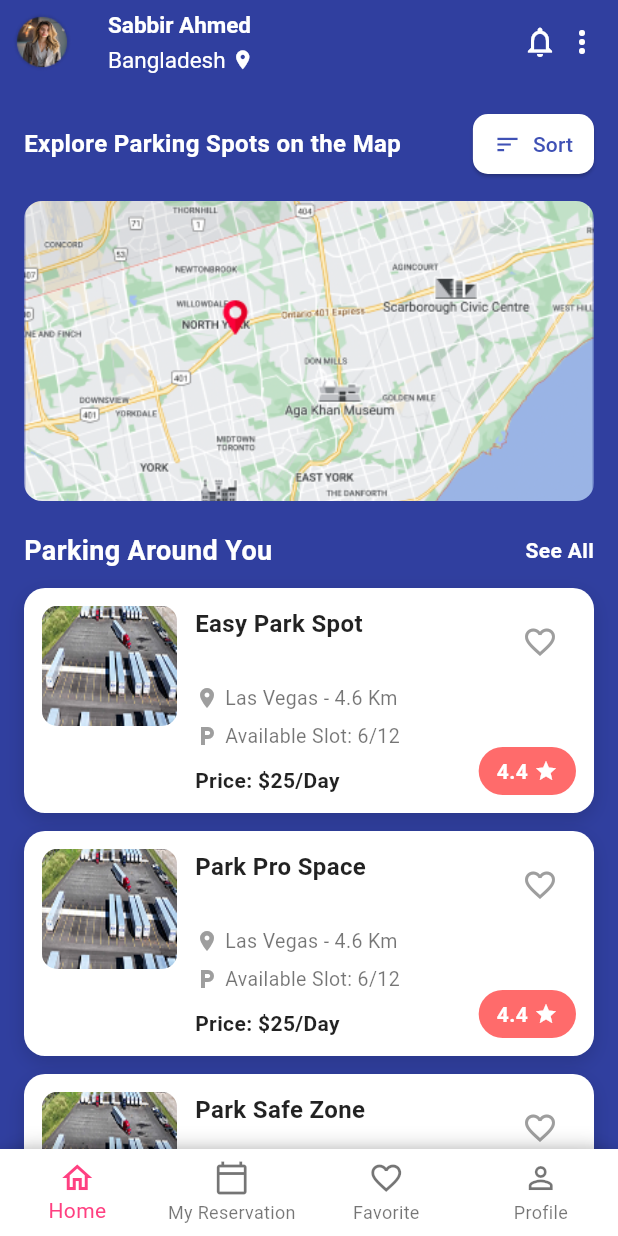
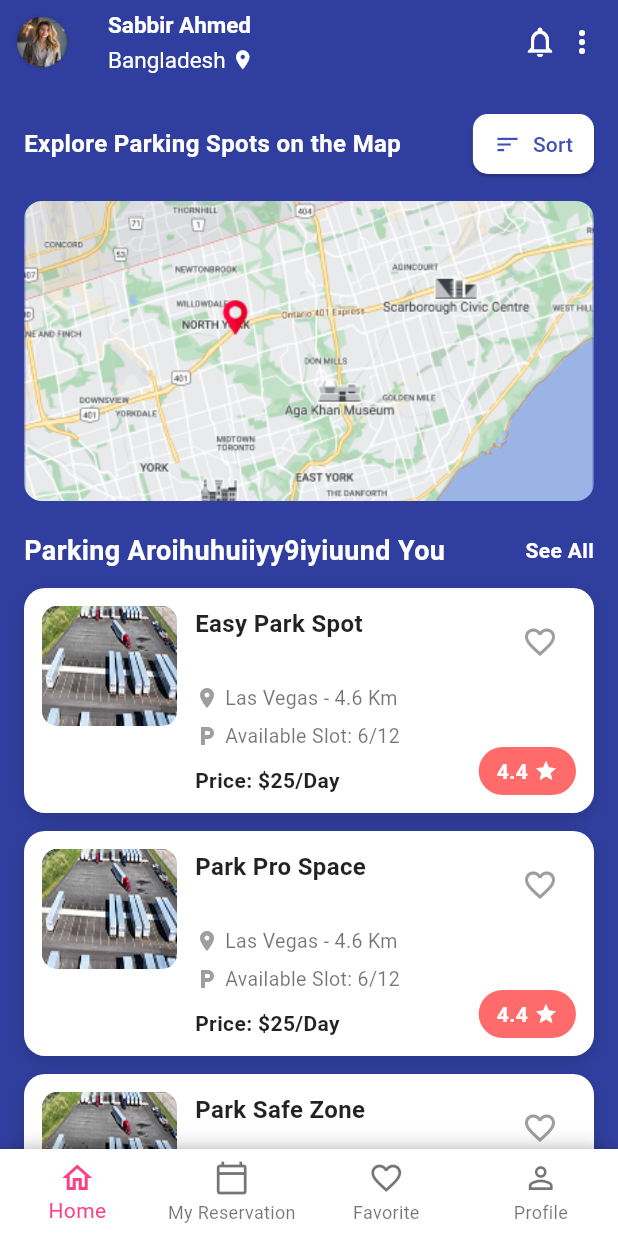
Before and after one commit to linconchondroroy/car_parking, a Flutter app: the screen it shows after launch, on a phone screen of 412 x 824 dp. Run offline on Flutter 3.47's test engine with Material 3 defaults, Android fonts, the phone set to English and light mode, and no system bars.

Commit message:
Car Parking App

```diff
--- a/lib/home_screen/home_page_one.dart
+++ b/lib/home_screen/home_page_one.dart
@@ -118,7 +118,7 @@ class _HomeScreenOneState extends State<HomeScreenOne> {
                   mainAxisAlignment: MainAxisAlignment.spaceBetween,
                   children: const [
                     Text(
-                      "Parking Around You",
+                      "Parking Aroihuhuiiyy9iyiuund You",
                       style: TextStyle(
                         fontSize: 18,
                         fontWeight: FontWeight.bold,
```
